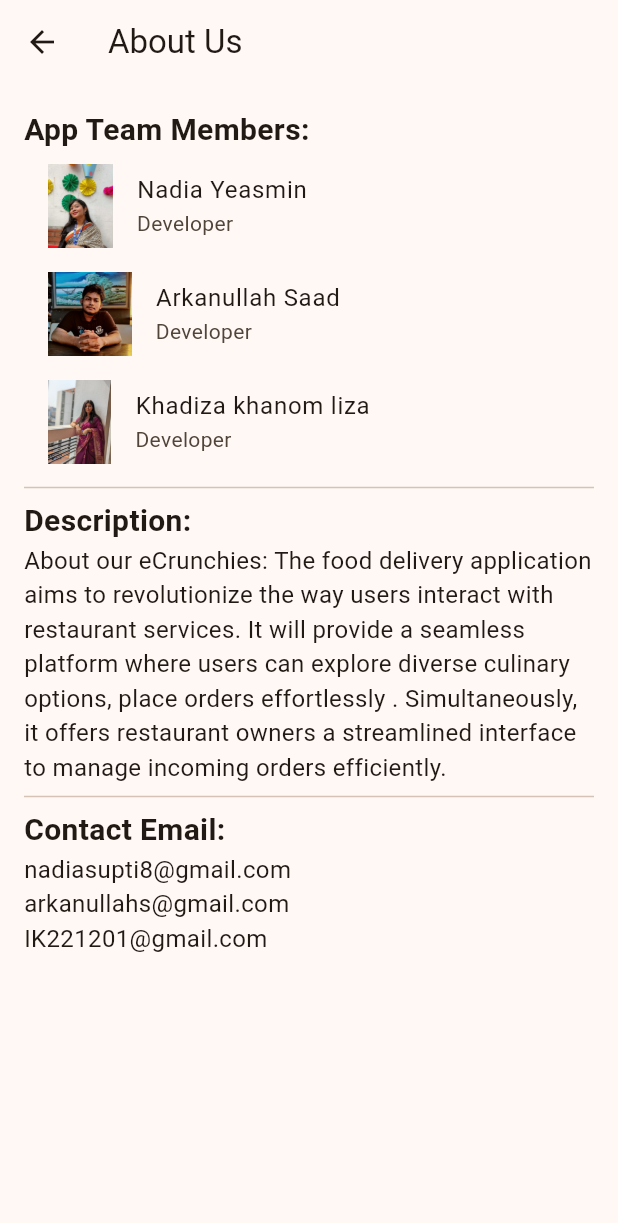
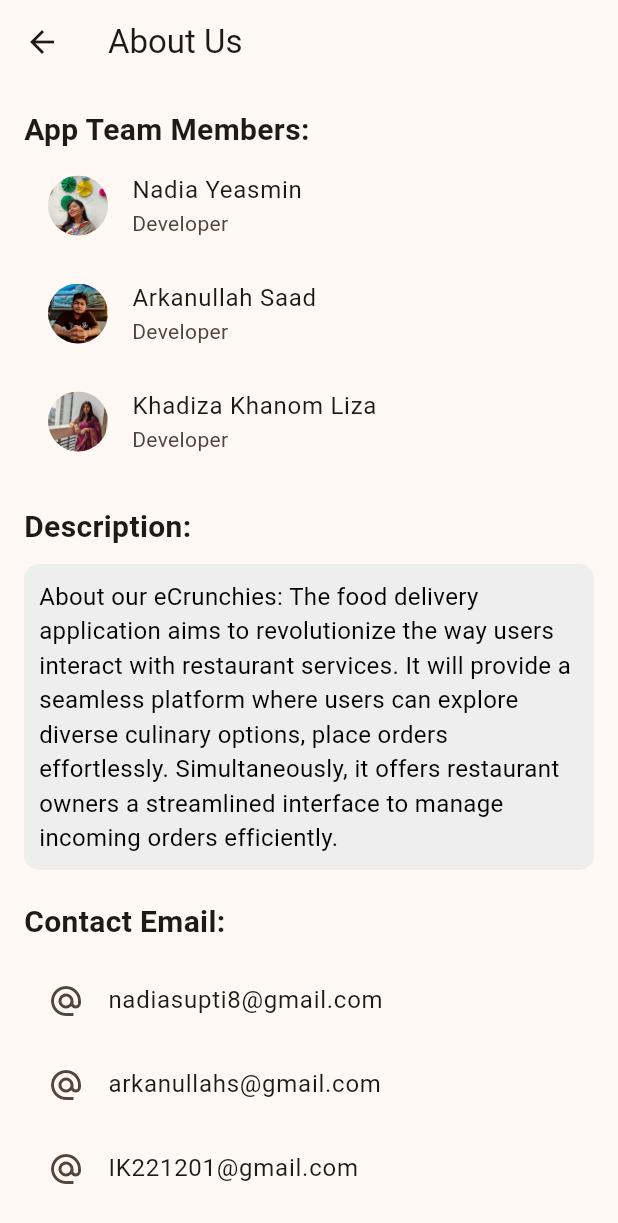
Before and after one commit to arkanullahs/eCrunchies, a Flutter app: the OrderScreen screen opened by its route, in the side drawer, after a tap on "About Us", on a phone screen of 412 x 824 dp. Shown: the top 1223 px of the screen. Run offline on Flutter 3.47's test engine with Material 3 defaults, Android fonts, the phone set to English and light mode, and no system bars; our stand-ins replace awesome_notifications, cloud_firestore, firebase_auth, firebase_core, firebase_storage, flutter_speed_dial and 3 more; accounts and stored records are empty.

Commit message:
fixed little things

```diff
--- a/lib/food_items_screen.dart
+++ b/lib/food_items_screen.dart
@@ -31,7 +31,7 @@ class FoodItemsScreen extends StatelessWidget {
                 final List<DocumentSnapshot> documents = snapshot.data!.docs;
 
                 // Display only the first 4 items
-                final List<DocumentSnapshot> displayedDocuments = documents.take(8).toList();
+                final List<DocumentSnapshot> displayedDocuments = documents.take(4).toList();
 
                 return ListView.builder(
                   scrollDirection: Axis.horizontal,
--- a/lib/order_screen.dart
+++ b/lib/order_screen.dart
@@ -106,18 +106,15 @@ class _OrderScreenState extends State<OrderScreen> {
                     SizedBox(height: 10),
                     ListTile(
                       leading: profilePictureUrl != null
-                          ? Image.network(
-                        profilePictureUrl!,
-                        width: 50,
-                        height: 50,
-                        fit: BoxFit.cover,
+                          ? CircleAvatar(
+                        radius: 25, // Adjust the radius as needed
+                        backgroundImage: NetworkImage(profilePictureUrl!),
                       )
                           : SizedBox(
                         width: 50,
                         height: 50,
                         child: Placeholder(),
                       ),
-
                       title: Text(
                         userEmail ?? 'Email Address',
                         style: TextStyle(
@@ -125,7 +122,8 @@ class _OrderScreenState extends State<OrderScreen> {
                           fontSize: 20,
                         ),
                       ),
-                    ),
+                    )
+
                   ],
                 ),
               ),
@@ -461,64 +459,85 @@ class AboutUsScreen extends StatelessWidget {
       ),
       body: SingleChildScrollView(
         padding: EdgeInsets.all(16.0),
-        child: Column(
-          crossAxisAlignment: CrossAxisAlignment.start,
+        child: Column(crossAxisAlignment: CrossAxisAlignment.start,
           children: [
             Text(
               'App Team Members:',
               style: TextStyle(fontWeight: FontWeight.bold, fontSize: 20),
             ),
             ListTile(
-              leading: Image.asset('assets/nadia_yeasmin.jpg'),
+              leading: CircleAvatar(
+                backgroundImage: AssetImage('assets/nadia_yeasmin.jpg'),
+              ),
               title: Text('Nadia Yeasmin'),
               subtitle: Text('Developer'),
             ),
             ListTile(
-              leading: Image.asset('assets/arkanullah_saad.jpg'),
+              leading: CircleAvatar(
+                backgroundImage: AssetImage('assets/arkanullah_saad.jpg'),
+              ),
               title: Text('Arkanullah Saad'),
               subtitle: Text('Developer'),
             ),
             ListTile(
-              leading: Image.asset('assets/khadiza_khanom_liza.jpg'),
-              title: Text('Khadiza khanom liza'),
+              leading: CircleAvatar(
+                backgroundImage: AssetImage('assets/khadiza_khanom_liza.jpg'),
+              ),
+              title: Text('Khadiza Khanom Liza'),
               subtitle: Text('Developer'),
             ),
-            Divider(),
+            SizedBox(height: 20),
             Text(
               'Description:',
               style: TextStyle(fontWeight: FontWeight.bold, fontSize: 20),
             ),
-            // Display description using Text widget
-            Text(
-              'About our eCrunchies: The food delivery application aims to revolutionize the way users interact with restaurant services. It will provide a seamless platform where users can explore diverse culinary options, place orders effortlessly . Simultaneously, it offers restaurant owners a streamlined interface to manage incoming orders efficiently.',
-              style: TextStyle(fontSize: 16),
+            SizedBox(height: 10),
+            Container(
+              padding: EdgeInsets.all(10),
+              decoration: BoxDecoration(
+                color: Colors.grey[200], // Background color
+                borderRadius: BorderRadius.circular(10), // Rounded corners
+              ),
+              child: Text(
+                'About our eCrunchies: The food delivery application aims to revolutionize the way users interact with restaurant services. It will provide a seamless platform where users can explore diverse culinary options, place orders effortlessly. Simultaneously, it offers restaurant owners a streamlined interface to manage incoming orders efficiently.',
+                style: TextStyle(fontSize: 16, color: Colors.black),
+              ),
             ),
 
-            Divider(),
-              Column(
-                crossAxisAlignment: CrossAxisAlignment.start,
-                children: [
-                  Text(
-                    'Contact Email:',
-                    style: TextStyle(fontWeight: FontWeight.bold, fontSize: 20),
-                  ),
-                  // Display contact emails using Text widgets
-                  Text(
+            SizedBox(height: 20),
+            Text(
+              'Contact Email:',
+              style: TextStyle(fontWeight: FontWeight.bold, fontSize: 20),
+            ),
+            SizedBox(height: 10),
+            Column(
+              crossAxisAlignment: CrossAxisAlignment.start,
+              children: [
+                ListTile(
+                  leading: Icon(Icons.alternate_email), // Icon for email
+                  title: Text(
                     'nadiasupti8@gmail.com',
                     style: TextStyle(fontSize: 16),
                   ),
-                  Text(
+                ),
+                ListTile(
+                  leading: Icon(Icons.alternate_email), // Icon for email
+                  title: Text(
                     'arkanullahs@gmail.com',
                     style: TextStyle(fontSize: 16),
                   ),
-                  Text(
+                ),
+                ListTile(
+                  leading: Icon(Icons.alternate_email), // Icon for email
+                  title: Text(
                     'IK221201@gmail.com',
                     style: TextStyle(fontSize: 16),
                   ),
-                ],
-              )
+                ),
+              ],
+            ),
           ],
-        ),
+        )
       ),
     );
   }
```
